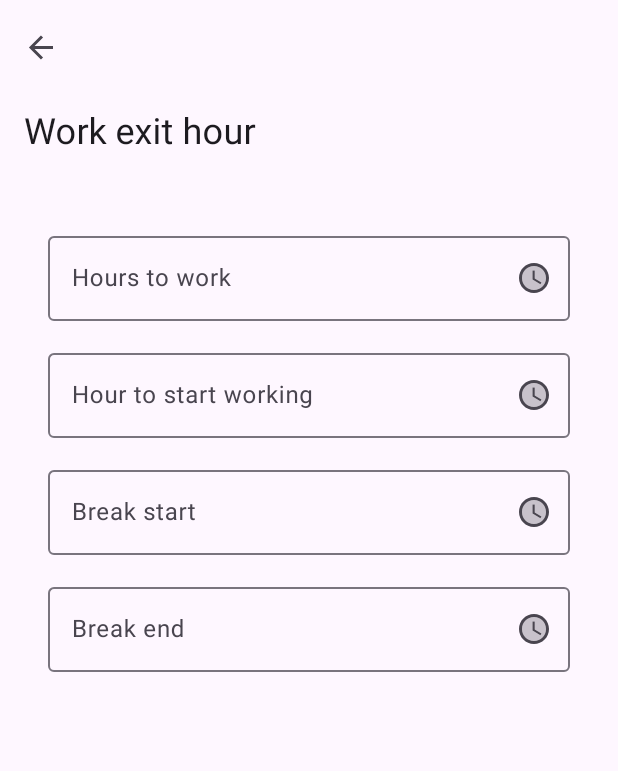
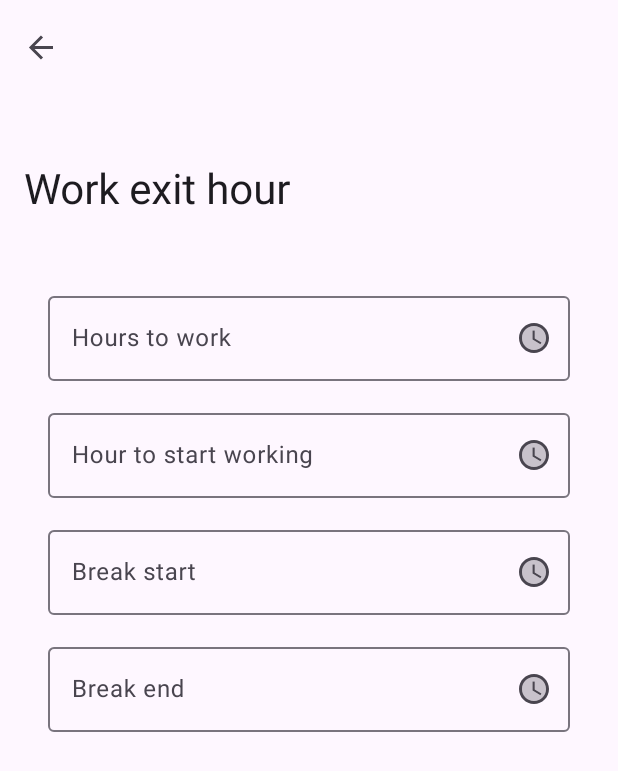
Before and after one commit to Bleeping-Dragon/Twiftly, an Android app: the WorkingHoursPage screen opened through its navigation route, on a phone screen of 412 x 824 dp. Shown: the top 771 px of the screen. Run offline under Robolectric (Android 15) with nearby library versions, the phone set to English and light mode, and no system bars; our stand-ins replace navigation-ui.

Commit message:
Updated style.

```diff
--- a/app/src/main/res/layout/fragment_working_hours_page.xml
+++ b/app/src/main/res/layout/fragment_working_hours_page.xml
@@ -12,9 +12,9 @@
 
         <com.google.android.material.appbar.CollapsingToolbarLayout
             app:layout_scrollFlags="scroll|exitUntilCollapsed"
-            style="?attr/collapsingToolbarLayoutMediumStyle"
+            style="?attr/collapsingToolbarLayoutLargeStyle"
             android:layout_width="match_parent"
-            android:layout_height="?attr/collapsingToolbarLayoutMediumSize"
+            android:layout_height="?attr/collapsingToolbarLayoutLargeSize"
             app:title="Work exit hour">
 
             <com.google.android.material.appbar.MaterialToolbar
```
